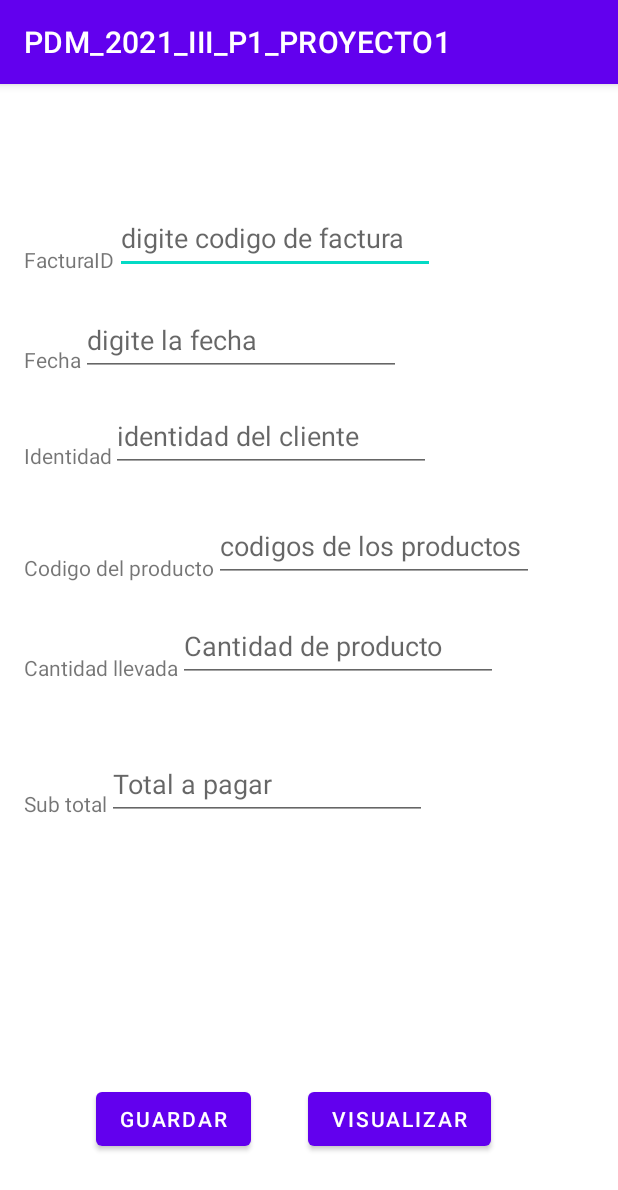
After one commit to Hepburn23/PDM_2021_III_PROYECTO1, an Android app: the FacturasDeVentasActivity screen opened directly, with no data from a screen before it, on a phone screen of 412 x 824 dp. The commit adds this screen. Shown: the top 1190 px of the screen. Run offline under Robolectric (Android 15) with nearby library versions, the phone set to English and light mode, and no system bars.

Commit message:
Añadiendo clases restantes, mejorando la clase clientes, y trabajando en los layout de cada clase.

```diff
--- /dev/null
+++ b/app/src/main/java/hn/edu/ujcv/pdm_2021_iii_p1_proyecto1/FacturasDeVentasActivity.kt
@@ -0,0 +1,11 @@
+package hn.edu.ujcv.pdm_2021_iii_p1_proyecto1
+
+import androidx.appcompat.app.AppCompatActivity
+import android.os.Bundle
+
+class FacturasDeVentasActivity : AppCompatActivity() {
+    override fun onCreate(savedInstanceState: Bundle?) {
+        super.onCreate(savedInstanceState)
+        setContentView(R.layout.activity_facturas_de_ventas)
+    }
+}
--- /dev/null
+++ b/app/src/main/res/layout/activity_facturas_de_ventas.xml
@@ -0,0 +1,157 @@
+<?xml version="1.0" encoding="utf-8"?>
+<androidx.constraintlayout.widget.ConstraintLayout xmlns:android="http://schemas.android.com/apk/res/android"
+    xmlns:app="http://schemas.android.com/apk/res-auto"
+    xmlns:tools="http://schemas.android.com/tools"
+    android:layout_width="match_parent"
+    android:layout_height="match_parent"
+    tools:context=".FacturasDeVentasActivity">
+
+    <TextView
+        android:id="@+id/txvInvoice"
+        android:layout_width="wrap_content"
+        android:layout_height="wrap_content"
+        android:layout_marginStart="16dp"
+        android:layout_marginTop="107dp"
+        android:text="FacturaID"
+        app:layout_constraintStart_toStartOf="parent"
+        app:layout_constraintTop_toTopOf="parent" />
+
+    <TextView
+        android:id="@+id/txvInvoiceDate"
+        android:layout_width="wrap_content"
+        android:layout_height="wrap_content"
+        android:layout_marginStart="16dp"
+        android:layout_marginBottom="1dp"
+        android:text="Fecha"
+        app:layout_constraintBottom_toBottomOf="@+id/txtInvoiceDate"
+        app:layout_constraintStart_toStartOf="parent" />
+
+    <TextView
+        android:id="@+id/txvClientId"
+        android:layout_width="wrap_content"
+        android:layout_height="wrap_content"
+        android:layout_marginStart="16dp"
+        android:layout_marginBottom="1dp"
+        android:text="Identidad"
+        app:layout_constraintBottom_toBottomOf="@+id/txtClientId"
+        app:layout_constraintStart_toStartOf="parent" />
+
+    <TextView
+        android:id="@+id/txvProductCode"
+        android:layout_width="wrap_content"
+        android:layout_height="wrap_content"
+        android:layout_marginStart="16dp"
+        android:layout_marginTop="54dp"
+        android:text="Codigo del producto"
+        app:layout_constraintStart_toStartOf="parent"
+        app:layout_constraintTop_toBottomOf="@+id/txtClientId" />
+
+    <TextView
+        android:id="@+id/txvLedQuantity"
+        android:layout_width="wrap_content"
+        android:layout_height="wrap_content"
+        android:layout_marginStart="16dp"
+        android:layout_marginTop="47dp"
+        android:text="Cantidad llevada"
+        app:layout_constraintStart_toStartOf="parent"
+        app:layout_constraintTop_toBottomOf="@+id/txvProductCode" />
+
+    <TextView
+        android:id="@+id/txvSubTotal"
+        android:layout_width="wrap_content"
+        android:layout_height="wrap_content"
+        android:layout_marginStart="16dp"
+        android:layout_marginBottom="1dp"
+        android:text="Sub total"
+        app:layout_constraintBottom_toBottomOf="@+id/txtSubTotal"
+        app:layout_constraintStart_toStartOf="parent" />
+
+    <EditText
+        android:id="@+id/txtInvoiceId"
+        android:layout_width="wrap_content"
+        android:layout_height="wrap_content"
+        android:ems="10"
+        android:hint="digite codigo de factura"
+        android:inputType="number"
+        android:minHeight="48dp"
+        app:layout_constraintBottom_toBottomOf="@+id/txvInvoice"
+        app:layout_constraintStart_toEndOf="@+id/txvInvoice" />
+
+    <EditText
+        android:id="@+id/txtInvoiceDate"
+        android:layout_width="wrap_content"
+        android:layout_height="wrap_content"
+        android:layout_marginTop="20dp"
+        android:ems="10"
+        android:hint="digite la fecha"
+        android:inputType="textPersonName"
+        android:minHeight="48dp"
+        app:layout_constraintStart_toEndOf="@+id/txvInvoiceDate"
+        app:layout_constraintTop_toBottomOf="@+id/txvInvoice" />
+
+    <EditText
+        android:id="@+id/txtClientId"
+        android:layout_width="wrap_content"
+        android:layout_height="wrap_content"
+        android:layout_marginStart="20dp"
+        android:layout_marginTop="16dp"
+        android:ems="10"
+        android:hint="identidad del cliente"
+        android:inputType="number"
+        android:minHeight="48dp"
+        app:layout_constraintStart_toStartOf="@+id/txtInvoiceDate"
+        app:layout_constraintTop_toBottomOf="@+id/txtInvoiceDate" />
+
+    <EditText
+        android:id="@+id/txtProductCode"
+        android:layout_width="wrap_content"
+        android:layout_height="wrap_content"
+        android:ems="10"
+        android:hint="codigos de los productos"
+        android:inputType="number"
+        android:minHeight="48dp"
+        app:layout_constraintBottom_toBottomOf="@+id/txvProductCode"
+        app:layout_constraintStart_toEndOf="@+id/txvProductCode" />
+
+    <EditText
+        android:id="@+id/txtLedQuantity"
+        android:layout_width="wrap_content"
+        android:layout_height="wrap_content"
+        android:ems="10"
+        android:hint="Cantidad de producto"
+        android:inputType="number"
+        android:minHeight="48dp"
+        app:layout_constraintBottom_toBottomOf="@+id/txvLedQuantity"
+        app:layout_constraintStart_toEndOf="@+id/txvLedQuantity" />
+
+    <EditText
+        android:id="@+id/txtSubTotal"
+        android:layout_width="wrap_content"
+        android:layout_height="wrap_content"
+        android:layout_marginTop="44dp"
+        android:ems="10"
+        android:hint="Total a pagar"
+        android:inputType="number"
+        android:minHeight="48dp"
+        app:layout_constraintStart_toEndOf="@+id/txvSubTotal"
+        app:layout_constraintTop_toBottomOf="@+id/txvLedQuantity" />
+
+    <Button
+        android:id="@+id/btnInvoiceSave"
+        android:layout_width="wrap_content"
+        android:layout_height="wrap_content"
+        android:layout_marginStart="64dp"
+        android:text="Guardar"
+        app:layout_constraintBaseline_toBaselineOf="@+id/btnInvoiceVisualize"
+        app:layout_constraintStart_toStartOf="parent" />
+
+    <Button
+        android:id="@+id/btnInvoiceVisualize"
+        android:layout_width="wrap_content"
+        android:layout_height="wrap_content"
+        android:layout_marginStart="38dp"
+        android:layout_marginBottom="54dp"
+        android:text="Visualizar"
+        app:layout_constraintBottom_toBottomOf="parent"
+        app:layout_constraintStart_toEndOf="@+id/btnInvoiceSave" />
+</androidx.constraintlayout.widget.ConstraintLayout>
```
Also changed, not shown: app/src/main/AndroidManifest.xml (+9 -0 lines), app/src/main/java/hn/edu/ujcv/pdm_2021_iii_p1_proyecto1/ClientesActivity.kt (+71 -0 lines), app/src/main/java/hn/edu/ujcv/pdm_2021_iii_p1_proyecto1/ClientesPorIdentidadActivity.kt (added, +11 -0 lines), app/src/main/java/hn/edu/ujcv/pdm_2021_iii_p1_proyecto1/FacturasPorIdentidadActivity.kt (added, +11 -0 lines), app/src/main/java/hn/edu/ujcv/pdm_2021_iii_p1_proyecto1/MainActivity.kt (+26 -0 lines), app/src/main/res/layout/activity_clientes.xml (+31 -9 lines), app/src/main/res/layout/activity_clientes_por_identidad.xml (added, +31 -0 lines), app/src/main/res/layout/activity_facturas_por_identidad.xml (added, +32 -0 lines), app/src/main/res/drawable/search_property_30px.png (added), app/src/main/res/drawable/show_property_30px.png (added), app/src/main/res/drawable/upload_to_the_cloud_30px.png (added).
